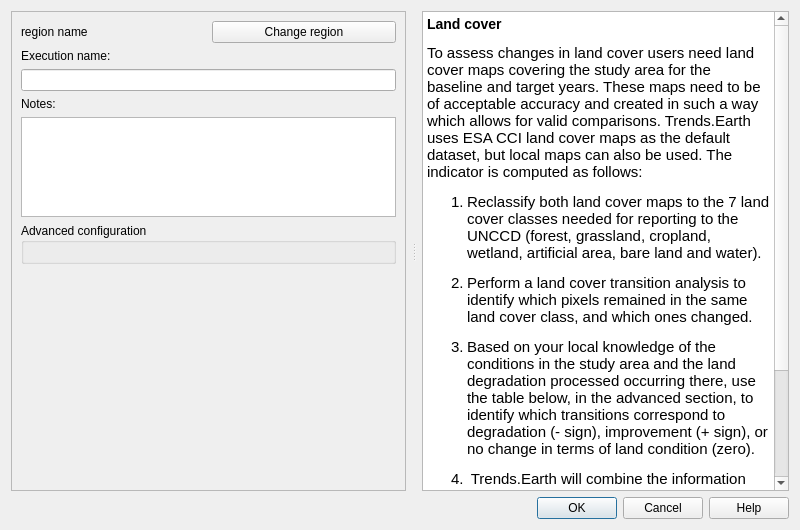
Old version of the form LDMP/gui/DlgCalculateLC.ui in the repository ConservationInternational/trends.earth.
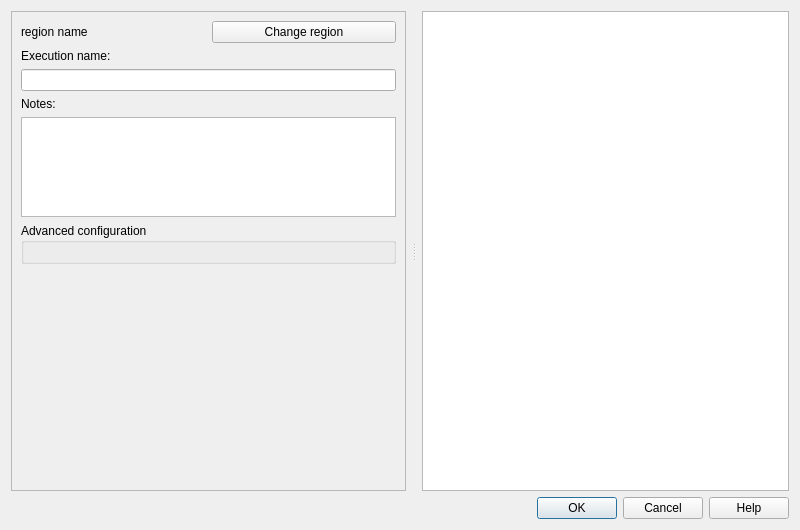
New version of the form. Custom widgets are drawn as their Qt base class.

Diff of the .ui file:
```diff
--- a/LDMP/gui/DlgCalculateLC.ui
+++ b/LDMP/gui/DlgCalculateLC.ui
@@ -185,20 +185,7 @@
       <property name="accessibleName">
        <string/>
       </property>
-      <property name="html">
-       <string>&lt;!DOCTYPE HTML PUBLIC &quot;-//W3C//DTD HTML 4.0//EN&quot; &quot;http://www.w3.org/TR/REC-html40/strict.dtd&quot;&gt;
-&lt;html&gt;&lt;head&gt;&lt;meta name=&quot;qrichtext&quot; content=&quot;1&quot; /&gt;&lt;style type=&quot;text/css&quot;&gt;
-p, li { white-space: pre-wrap; }
-&lt;/style&gt;&lt;/head&gt;&lt;body style=&quot; font-family:'MS Shell Dlg 2'; font-size:12pt; font-weight:400; font-style:normal;&quot;&gt;
-&lt;h3 style=&quot; margin-top:14px; margin-bottom:12px; margin-left:0px; margin-right:0px; -qt-block-indent:0; text-indent:0px;&quot;&gt;&lt;span style=&quot; font-family:'Ubuntu'; font-size:11pt; font-weight:600;&quot;&gt;Land cover&lt;/span&gt;&lt;/h3&gt;
-&lt;p style=&quot; margin-top:12px; margin-bottom:12px; margin-left:0px; margin-right:0px; -qt-block-indent:0; text-indent:0px;&quot;&gt;&lt;span style=&quot; font-family:'Ubuntu'; font-size:11pt;&quot;&gt;To assess changes in land cover users need land cover maps covering the study area for the baseline and target years. These maps need to be of acceptable accuracy and created in such a way which allows for valid comparisons. Trends.Earth uses ESA CCI land cover maps as the default dataset, but local maps can also be used. The indicator is computed as follows:&lt;/span&gt;&lt;/p&gt;
-&lt;ol style=&quot;margin-top: 0px; margin-bottom: 0px; margin-left: 0px; margin-right: 0px; -qt-list-indent: 1;&quot;&gt;&lt;li style=&quot; font-family:'Ubuntu'; font-size:11pt;&quot; style=&quot; margin-top:12px; margin-bottom:12px; margin-left:0px; margin-right:0px; -qt-block-indent:0; text-indent:0px;&quot;&gt;Reclassify both land cover maps to the 7 land cover classes needed for reporting to the UNCCD (forest, grassland, cropland, wetland, artificial area, bare land and water).&lt;/li&gt;
-&lt;li style=&quot; font-family:'Ubuntu'; font-size:11pt;&quot; style=&quot; margin-top:12px; margin-bottom:12px; margin-left:0px; margin-right:0px; -qt-block-indent:0; text-indent:0px;&quot;&gt;Perform a land cover transition analysis to identify which pixels remained in the same land cover class, and which ones changed.&lt;/li&gt;
-&lt;li style=&quot; font-family:'Ubuntu'; font-size:11pt;&quot; style=&quot; margin-top:12px; margin-bottom:12px; margin-left:0px; margin-right:0px; -qt-block-indent:0; text-indent:0px;&quot;&gt;Based on your local knowledge of the conditions in the study area and the land degradation processed occurring there, use the table below, in the advanced section, to identify which transitions correspond to degradation (- sign), improvement (+ sign), or no change in terms of land condition (zero).&lt;/li&gt;
-&lt;li style=&quot; font-family:'Ubuntu'; font-size:11pt;&quot; style=&quot; margin-top:12px; margin-bottom:12px; margin-left:0px; margin-right:0px; -qt-block-indent:0; text-indent:0px;&quot;&gt; Trends.Earth will combine the information from the land cover maps and the table of degradation typologies by land cover transition to compute the land cover sub-indicator.&lt;/li&gt;&lt;/ol&gt;
-&lt;p style=&quot;-qt-paragraph-type:empty; margin-top:12px; margin-bottom:12px; margin-left:0px; margin-right:0px; -qt-block-indent:0; text-indent:0px; font-family:'Ubuntu'; font-size:11pt;&quot;&gt;&lt;br /&gt;&lt;/p&gt;
-&lt;p style=&quot; margin-top:12px; margin-bottom:12px; margin-left:0px; margin-right:0px; -qt-block-indent:0; text-indent:0px;&quot;&gt;&lt;a href=&quot;https://docs.trends.earth/en/latest/for_users/features/unccdreporting.html#land-cover&quot;&gt;&lt;span style=&quot; font-family:'Ubuntu'; font-size:11pt; text-decoration: underline; &quot;&gt;More information on the Land Cover SDG 15.3.1 Sub-indicator&lt;/span&gt;&lt;/a&gt;&lt;/p&gt;&lt;/body&gt;&lt;/html&gt;</string>
-      </property>
+      <property name="html"><string/></property>
       <property name="openExternalLinks">
        <bool>true</bool>
       </property>
```
